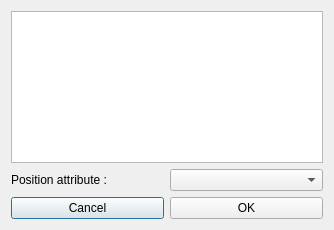
abletterer/surface_depthMapRendering, file forms/dialog_surface_depthMapRendering.ui: the form before one commit.
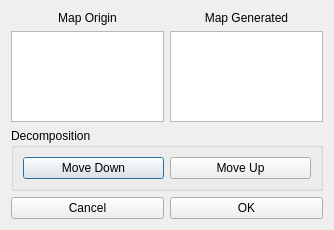
The form after the commit.

Patch:
```diff
--- a/forms/dialog_surface_depthMapRendering.ui
+++ b/forms/dialog_surface_depthMapRendering.ui
@@ -15,28 +15,65 @@
   </property>
   <layout class="QVBoxLayout" name="verticalLayout">
    <item>
+    <layout class="QHBoxLayout" name="horizontalLayout">
+     <item>
+      <layout class="QVBoxLayout" name="verticalLayout_2">
+       <item>
+        <widget class="QLabel" name="label">
+         <property name="text">
+          <string>Map Origin</string>
+         </property>
+         <property name="alignment">
+          <set>Qt::AlignCenter</set>
+         </property>
+        </widget>
+       </item>
+       <item>
     <widget class="QListWidget" name="list_maps"/>
    </item>
+      </layout>
+     </item>
    <item>
-    <layout class="QHBoxLayout" name="horizontalLayout_3">
+      <layout class="QVBoxLayout" name="verticalLayout_3">
      <item>
       <widget class="QLabel" name="label_2">
        <property name="text">
-        <string>Position attribute :</string>
-       </property>
+          <string>Map Generated</string>
+         </property>
+         <property name="alignment">
+          <set>Qt::AlignCenter</set>
+         </property>
       </widget>
      </item>
      <item>
-      <widget class="QComboBox" name="combo_positionAttribute">
-       <property name="sizePolicy">
-        <sizepolicy hsizetype="Preferred" vsizetype="Fixed">
-         <horstretch>0</horstretch>
-         <verstretch>0</verstretch>
-        </sizepolicy>
-       </property>
-      </widget>
-     </item>
-    </layout>
+        <widget class="QListWidget" name="list_maps_generated"/>
+       </item>
+      </layout>
+     </item>
+    </layout>
+   </item>
+   <item>
+    <widget class="QGroupBox" name="groupBox">
+     <property name="title">
+      <string>Decomposition</string>
+     </property>
+     <layout class="QHBoxLayout" name="horizontalLayout_3">
+      <item>
+       <widget class="QPushButton" name="button_moveDown">
+        <property name="text">
+         <string>Move Down</string>
+        </property>
+       </widget>
+      </item>
+      <item>
+       <widget class="QPushButton" name="button_moveUp">
+        <property name="text">
+         <string>Move Up</string>
+        </property>
+       </widget>
+      </item>
+     </layout>
+    </widget>
    </item>
    <item>
     <layout class="QHBoxLayout" name="horizontalLayout_2">
```
Lines whose indentation alone changed are shown as unchanged.
